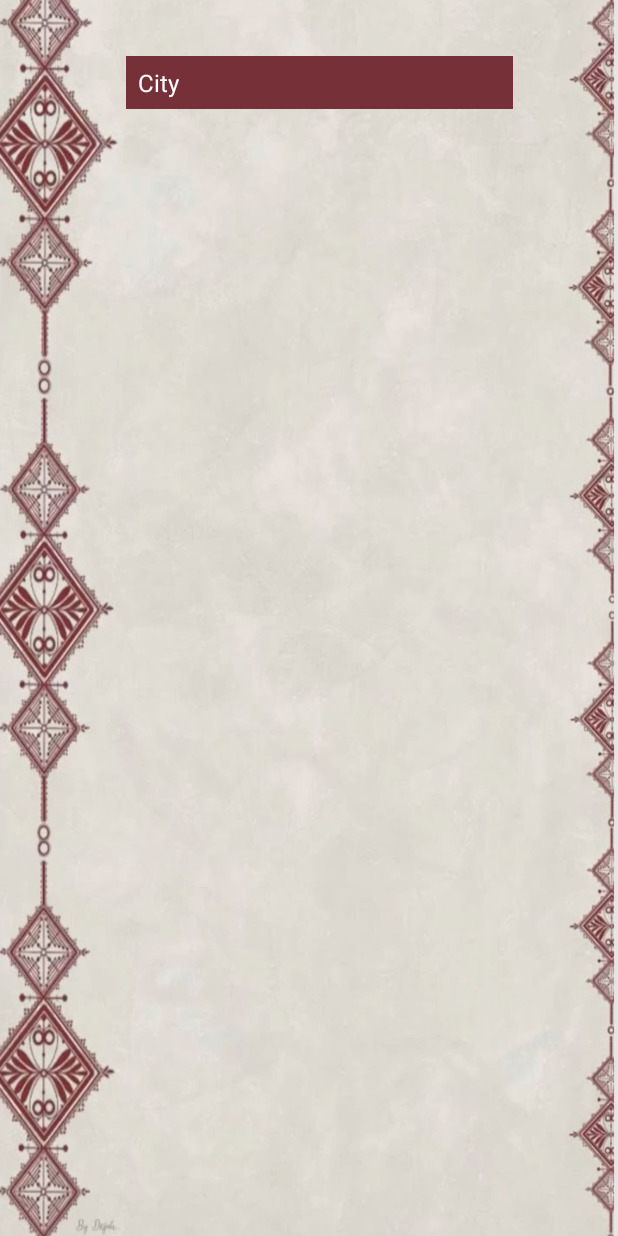
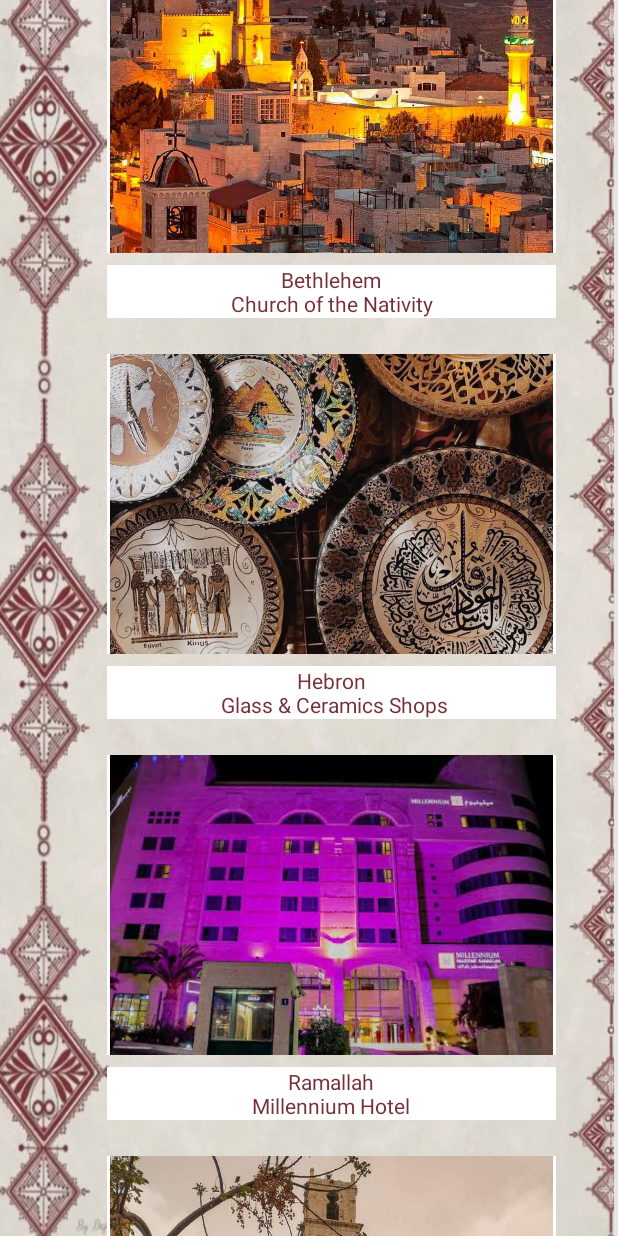
Before and after one commit to SILSAIR/lap, an Android app: the screen it shows after launch (MainActivity), on a phone screen of 412 x 824 dp. Run offline under Robolectric (Android 15) with nearby library versions, the phone set to English and light mode, and no system bars.

Commit message:
harry potter

```diff
--- a/app/src/main/java/com/example/myapplication/MainActivity.kt
+++ b/app/src/main/java/com/example/myapplication/MainActivity.kt
@@ -1,5 +1,6 @@
 package com.example.myapplication
 
+import android.graphics.Color
 import android.os.Bundle
 import android.view.View
 import android.view.ViewGroup
@@ -34,14 +35,19 @@ class MainActivity : AppCompatActivity() {
 
             override fun getView(position: Int, convertView: View?, parent: ViewGroup): View {
                 val view = super.getView(position, convertView, parent) as TextView
-                view.setTextColor(ContextCompat.getColor(context, android.R.color.white))
+                // Color for the selected item shown in the spinner
+                view.setTextColor(Color.WHITE)
                 return view
             }
 
             override fun getDropDownView(position: Int, convertView: View?, parent: ViewGroup): View {
                 val view = super.getDropDownView(position, convertView, parent) as TextView
                 if (position == 0) {
+                    // Color for the "City" hint in the dropdown
                     view.setTextColor(ContextCompat.getColor(context, android.R.color.darker_gray))
+                } else {
+                    // Color for the other items in the dropdown
+                    view.setTextColor(Color.WHITE)
                 }
                 return view
             }
--- /dev/null
+++ b/app/src/main/res/drawable/image_border.xml
@@ -0,0 +1,7 @@
+<?xml version="1.0" encoding="utf-8"?>
+<shape xmlns:android="http://schemas.android.com/apk/res/android"
+    android:shape="rectangle">
+    <stroke
+        android:width="2dp"
+        android:color="#FFFFFF" />
+</shape>
--- /dev/null
+++ b/app/src/main/res/drawable/rounded_spinner_background.xml
@@ -0,0 +1,6 @@
+<?xml version="1.0" encoding="utf-8"?>
+<shape xmlns:android="http://schemas.android.com/apk/res/android"
+    android:shape="rectangle">
+    <solid android:color="#763038" />
+    <corners android:radius="16dp" />
+</shape>
--- a/app/src/main/res/layout/activity_main.xml
+++ b/app/src/main/res/layout/activity_main.xml
@@ -12,10 +12,125 @@
         android:id="@+id/spinner3"
         android:layout_width="258dp"
         android:layout_height="35dp"
-        android:layout_marginStart="84dp"
-        android:layout_marginTop="37dp"
-        android:entries="@array/cityArray"
-        android:background="#763038"
+        android:layout_marginStart="92dp"
+        android:layout_marginTop="28dp"
+        android:background="@drawable/rounded_spinner_background"
+        android:popupBackground="@drawable/rounded_spinner_background"
         app:layout_constraintStart_toStartOf="parent"
         app:layout_constraintTop_toTopOf="parent" />
+
+    <ScrollView
+        android:layout_width="299dp"
+        android:layout_height="907dp"
+        android:layout_marginStart="24dp"
+        android:layout_marginEnd="24dp"
+        android:layout_marginBottom="16dp"
+        app:layout_constraintBottom_toBottomOf="parent"
+        app:layout_constraintEnd_toEndOf="parent"
+        app:layout_constraintHorizontal_bias="0.727"
+        app:layout_constraintStart_toStartOf="parent"
+        app:layout_constraintTop_toBottomOf="@+id/spinner3"
+        app:layout_constraintVertical_bias="0.476">
+
+        <LinearLayout
+            android:layout_width="match_parent"
+            android:layout_height="wrap_content"
+            android:orientation="vertical">
+
+            <ImageView
+                android:layout_width="match_parent"
+                android:layout_height="182dp"
+                android:background="@drawable/image_border"
+                android:padding="2dp"
+                android:scaleType="centerCrop"
+                android:src="@drawable/church" />
+
+            <TextView
+                android:layout_width="match_parent"
+                android:layout_height="wrap_content"
+                android:layout_marginTop="8dp"
+                android:layout_marginBottom="8dp"
+                android:background="@android:color/white"
+                android:gravity="center"
+                android:text="Bethlehem\nChurch of the Nativity"
+                android:textColor="#763038" />
+
+            <ImageView
+                android:layout_width="match_parent"
+                android:layout_height="200dp"
+                android:layout_marginTop="16dp"
+                android:background="@drawable/image_border"
+                android:padding="2dp"
+                android:scaleType="centerCrop"
+                android:src="@drawable/heb" />
+
+            <TextView
+                android:layout_width="match_parent"
+                android:layout_height="wrap_content"
+                android:layout_marginTop="8dp"
+                android:layout_marginBottom="8dp"
+                android:background="@android:color/white"
+                android:gravity="center"
+                android:text="Hebron\n Glass &amp; Ceramics Shops"
+                android:textColor="#763038" />
+
+            <ImageView
+                android:layout_width="match_parent"
+                android:layout_height="200dp"
+                android:layout_marginTop="16dp"
+                android:background="@drawable/image_border"
+                android:padding="2dp"
+                android:scaleType="centerCrop"
+                android:src="@drawable/mill" />
+
+            <TextView
+                android:layout_width="match_parent"
+                android:layout_height="wrap_content"
+                android:layout_marginTop="8dp"
+                android:layout_marginBottom="8dp"
+                android:background="@android:color/white"
+                android:gravity="center"
+                android:text="Ramallah\nMillennium Hotel"
+                android:textColor="#763038" />
+
+            <ImageView
+                android:layout_width="match_parent"
+                android:layout_height="200dp"
+                android:layout_marginTop="16dp"
+                android:background="@drawable/image_border"
+                android:padding="2dp"
+                android:scaleType="centerCrop"
+                android:src="@drawable/tower" />
+
+            <TextView
+                android:layout_width="match_parent"
+                android:layout_height="wrap_content"
+                android:layout_marginTop="8dp"
+                android:layout_marginBottom="8dp"
+                android:background="@android:color/white"
+                android:gravity="center"
+                android:text="Nablus\nClock Tower"
+                android:textColor="#763038" />
+
+            <ImageView
+                android:layout_width="match_parent"
+                android:layout_height="200dp"
+                android:layout_marginTop="16dp"
+                android:background="@drawable/image_border"
+                android:padding="2dp"
+                android:scaleType="centerCrop"
+                android:src="@drawable/pool" />
+
+            <TextView
+                android:layout_width="match_parent"
+                android:layout_height="wrap_content"
+                android:layout_marginTop="8dp"
+                android:layout_marginBottom="8dp"
+                android:background="@android:color/white"
+                android:gravity="center"
+                android:text="Jericho\nElisha Spring Fountain"
+                android:textColor="#763038" />
+        </LinearLayout>
+    </ScrollView>
+
 </androidx.constraintlayout.widget.ConstraintLayout>
```
Also changed, not shown: app/src/main/res/drawable/background.jpg (added), app/src/main/res/drawable/church.jpg (added), app/src/main/res/drawable/heb.jpg (added), app/src/main/res/drawable/mill.jpg (added), app/src/main/res/drawable/pool.jpg (added), app/src/main/res/drawable/tower.jpg (added).
